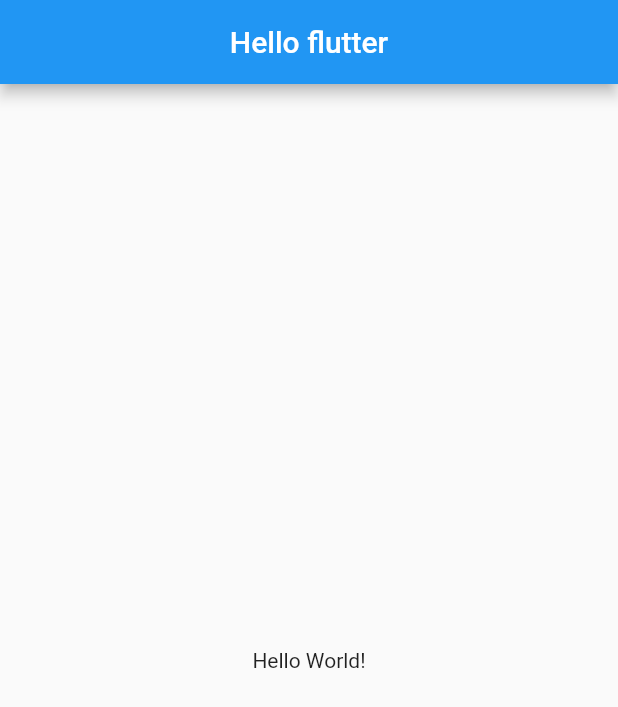
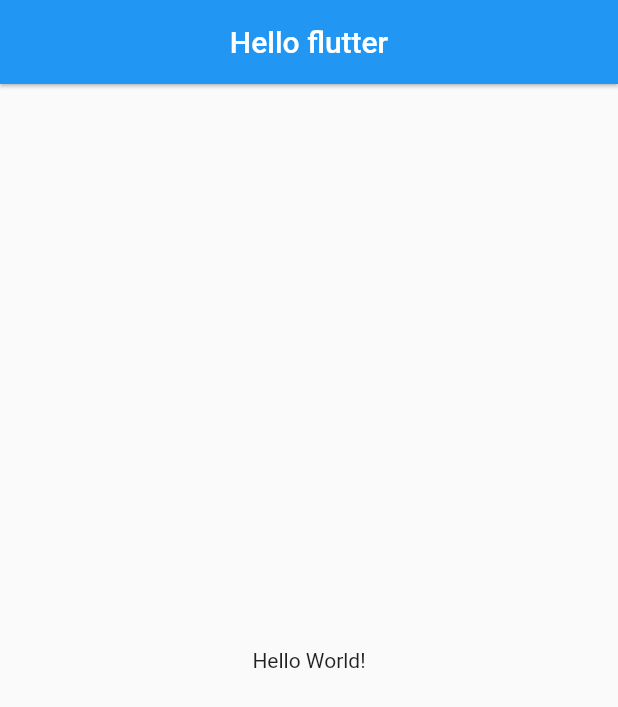
Before and after one commit to chyoungseok/toonflix, a Flutter app: the screen it shows after launch, on a phone screen of 412 x 824 dp. Shown: the top 707 px of the screen. Run offline on Flutter 3.47's test engine with Material 2 defaults, Android fonts, the phone set to English and light mode, and no system bars.

Commit message:
2.4 Recap
1. AppBar class
   - Bool centerTitle // title 위치를 center로 지정 가능
   - Int elevation // AppBar의 그림자 정도 설정

```diff
--- /dev/null
+++ b/LECTUR_NOTE.txt
@@ -0,0 +1,5 @@
+2.4 Recap
+
+1. AppBar class
+   - Bool centerTitle // title 위치를 center로 지정 가능
+   - Int elevation // AppBar의 그림자 정도 설정
--- a/lib/main.dart
+++ b/lib/main.dart
@@ -21,11 +21,10 @@ class App extends StatelessWidget {
       // UI가 구성되는 틀을 제공해주기 때문
       home: Scaffold(
         appBar: AppBar(
-          title: Center(
-            child: Text("Hello flutter"),
-          ),
+          centerTitle: true, // title 위치를 center로 지정 가능
+          elevation: 1, // AppBar의 그림자 정도 설정
+          title: Text("Hello flutter"),
         ),
-        //for commit
         body: Center(
           child: Text("Hello World!"),
         ),
```
